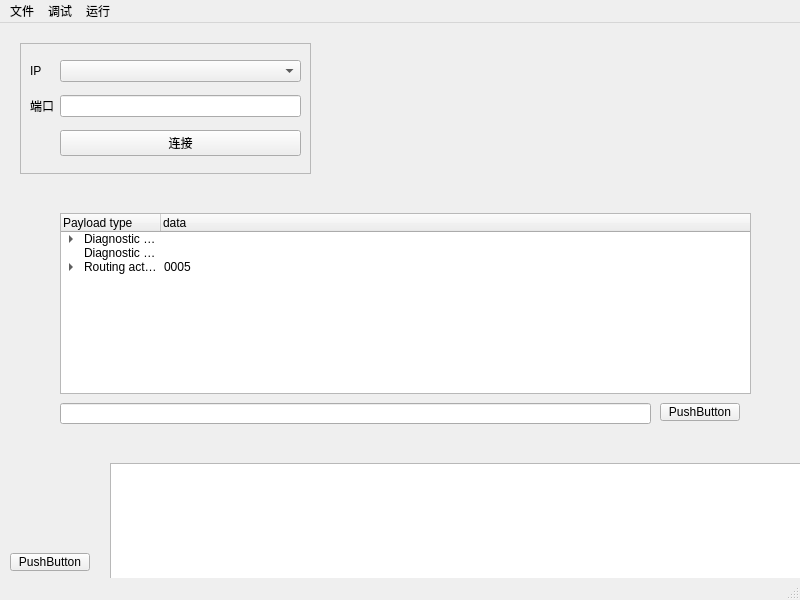
Before: the Qt Designer form mainwindow.ui in xjzer/QtWidgetDemo, drawn with Qt 5.
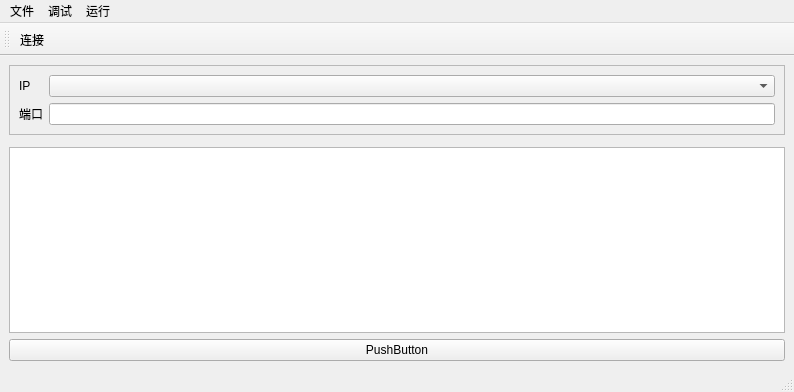
After: the same form once the commit is applied.

Commit message: Feat(UI):Replace the connect button with a toolbar

Diff of the .ui file:
```diff
--- a/mainwindow.ui
+++ b/mainwindow.ui
@@ -6,23 +6,17 @@
    <rect>
     <x>0</x>
     <y>0</y>
-    <width>800</width>
-    <height>600</height>
+    <width>794</width>
+    <height>392</height>
    </rect>
   </property>
   <property name="windowTitle">
    <string>MainWindow</string>
   </property>
   <widget class="QWidget" name="centralwidget">
+   <layout class="QVBoxLayout" name="verticalLayout">
+    <item>
    <widget class="QFrame" name="frame">
-    <property name="geometry">
-     <rect>
-      <x>20</x>
-      <y>20</y>
-      <width>291</width>
-      <height>131</height>
-     </rect>
-    </property>
     <property name="frameShape">
      <enum>QFrame::StyledPanel</enum>
     </property>
@@ -30,16 +24,16 @@
      <enum>QFrame::Raised</enum>
     </property>
     <layout class="QGridLayout" name="gridLayout">
-     <item row="2" column="1">
-      <widget class="QPushButton" name="clientButton">
-       <property name="text">
-        <string>连接</string>
-       </property>
-      </widget>
-     </item>
      <item row="0" column="1">
       <widget class="QComboBox" name="ServerAddress"/>
      </item>
+       <item row="1" column="0">
+        <widget class="QLabel" name="label_2">
+         <property name="text">
+          <string>端口</string>
+         </property>
+        </widget>
+       </item>
      <item row="1" column="1">
       <widget class="QLineEdit" name="ServerPort"/>
      </item>
@@ -50,47 +44,11 @@
        </property>
       </widget>
      </item>
-     <item row="1" column="0">
-      <widget class="QLabel" name="label_2">
-       <property name="text">
-        <string>端口</string>
-       </property>
-      </widget>
-     </item>
-    </layout>
-   </widget>
-   <widget class="QPushButton" name="pushButton">
-    <property name="geometry">
-     <rect>
-      <x>10</x>
-      <y>530</y>
-      <width>80</width>
-      <height>18</height>
-     </rect>
-    </property>
-    <property name="text">
-     <string>PushButton</string>
-    </property>
-   </widget>
-   <widget class="QTextBrowser" name="textBrowser">
-    <property name="geometry">
-     <rect>
-      <x>110</x>
-      <y>440</y>
-      <width>691</width>
-      <height>121</height>
-     </rect>
-    </property>
-   </widget>
+      </layout>
+     </widget>
+    </item>
+    <item>
    <widget class="QWidget" name="widget" native="true">
-    <property name="geometry">
-     <rect>
-      <x>40</x>
-      <y>170</y>
-      <width>741</width>
-      <height>241</height>
-     </rect>
-    </property>
     <widget class="QPushButton" name="pushButton_send">
      <property name="geometry">
       <rect>
@@ -220,13 +178,25 @@
      </item>
     </widget>
    </widget>
+    </item>
+    <item>
+     <widget class="QTextBrowser" name="textBrowser"/>
+    </item>
+    <item>
+     <widget class="QPushButton" name="pushButton">
+      <property name="text">
+       <string>PushButton</string>
+      </property>
+     </widget>
+    </item>
+   </layout>
   </widget>
   <widget class="QMenuBar" name="menubar">
    <property name="geometry">
     <rect>
      <x>0</x>
      <y>0</y>
-     <width>800</width>
+     <width>794</width>
      <height>17</height>
     </rect>
    </property>
@@ -244,6 +214,7 @@
      <string>运行</string>
     </property>
     <addaction name="action_ota"/>
+    <addaction name="action_connect"/>
    </widget>
    <widget class="QMenu" name="menu_debug">
     <property name="title">
@@ -254,7 +225,19 @@
    <addaction name="menu_debug"/>
    <addaction name="menu_run"/>
   </widget>
-  <widget class="QStatusBar" name="statusbar"/>
+  <widget class="QStatusBar" name="statusBar"/>
+  <widget class="QToolBar" name="toolBar">
+   <property name="windowTitle">
+    <string>toolBar</string>
+   </property>
+   <attribute name="toolBarArea">
+    <enum>TopToolBarArea</enum>
+   </attribute>
+   <attribute name="toolBarBreak">
+    <bool>false</bool>
+   </attribute>
+   <addaction name="action_connect"/>
+  </widget>
   <action name="action_ota">
    <property name="text">
     <string>OTA</string>
@@ -280,6 +263,11 @@
     <string>设置</string>
    </property>
   </action>
+  <action name="action_connect">
+   <property name="text">
+    <string>连接</string>
+   </property>
+  </action>
  </widget>
  <resources/>
  <connections/>
```
Lines whose indentation alone changed are shown as unchanged. The commit also changes 3 other files.
